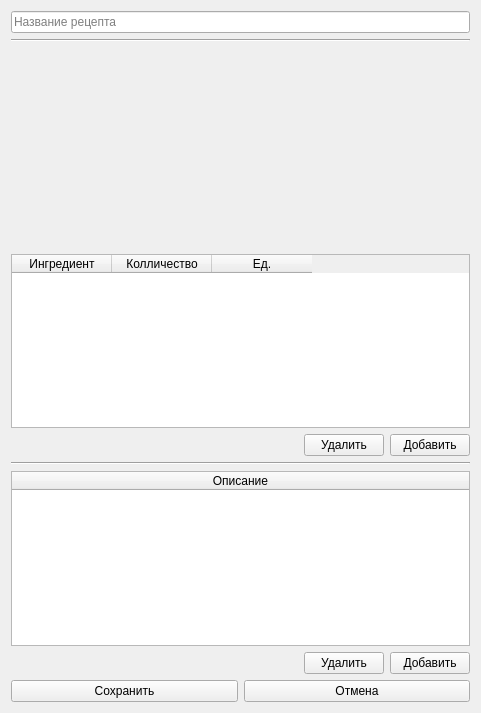
Before: the Qt Designer form project/forms/Recipe_edit.ui in Galoev/nutritionist-helper, drawn with Qt 5.
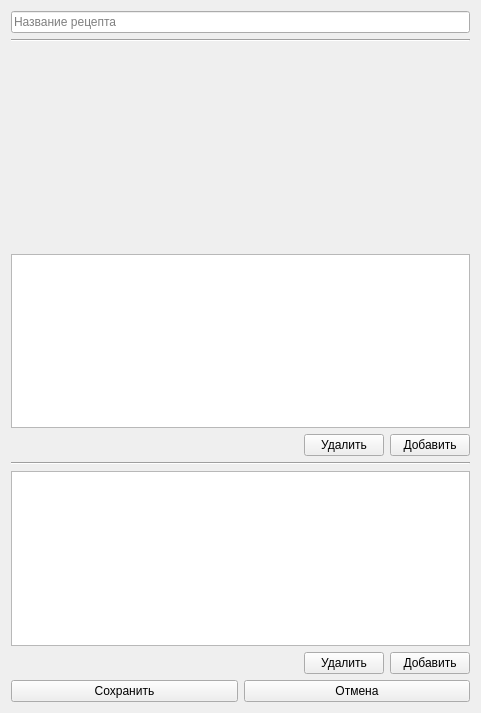
After: the same form once the commit is applied.

Commit message: Форма калькуляции активности

Patch:
```diff
--- a/project/forms/Recipe_edit.ui
+++ b/project/forms/Recipe_edit.ui
@@ -44,7 +44,7 @@
       <bool>true</bool>
      </property>
      <attribute name="horizontalHeaderVisible">
-      <bool>true</bool>
+      <bool>false</bool>
      </attribute>
      <attribute name="horizontalHeaderCascadingSectionResizes">
       <bool>false</bool>
@@ -113,7 +113,7 @@
    <item>
     <widget class="QTableWidget" name="tableWidget_recipeDescription">
      <attribute name="horizontalHeaderVisible">
-      <bool>true</bool>
+      <bool>false</bool>
      </attribute>
      <attribute name="horizontalHeaderCascadingSectionResizes">
       <bool>false</bool>
```
The commit also changes 5 other files.
